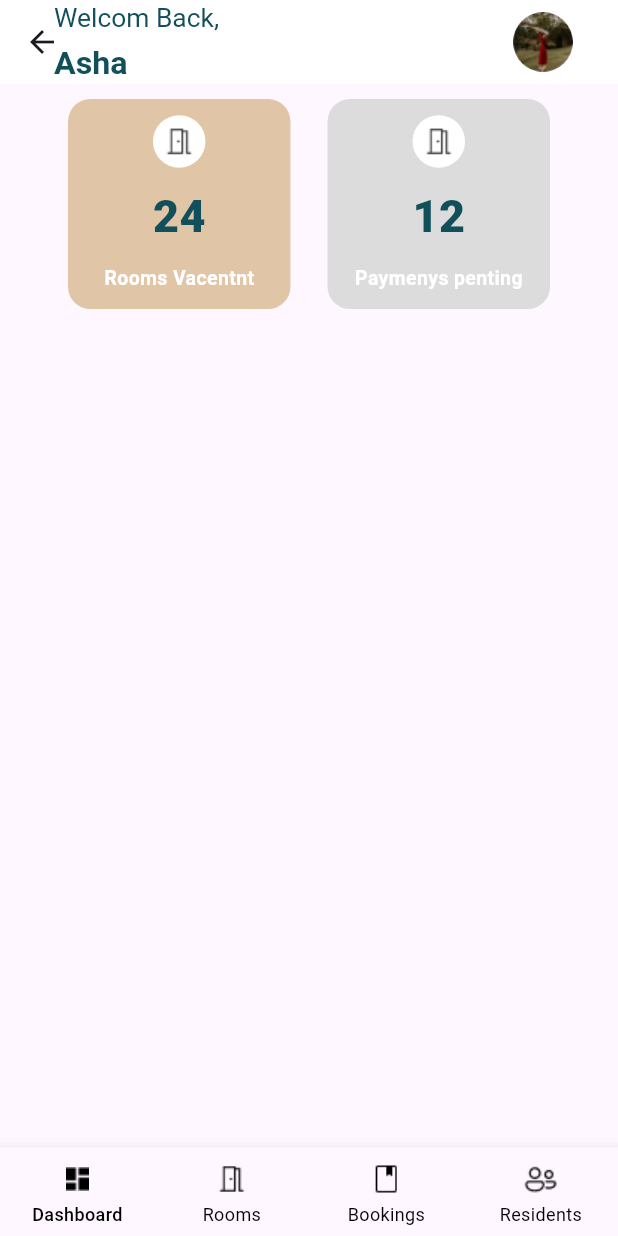
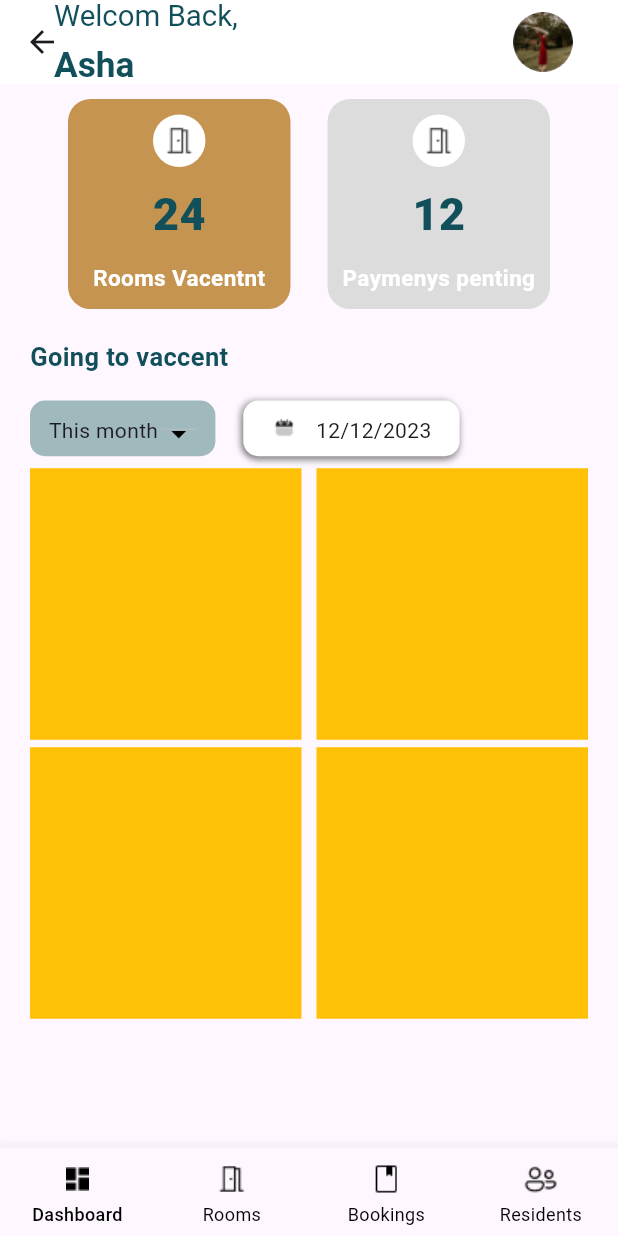
Before and after one commit to muhammed-aslam-pm/Hostel-Manager, a Flutter app: the OwnerHomeScreen screen opened directly, on a phone screen of 412 x 824 dp. Run offline on Flutter 3.47's test engine with Material 3 defaults, Android fonts, the phone set to English and light mode, and no system bars; our stand-ins replace smooth_page_indicator; missing offline and left inert: dart:ffi.

Commit message:
going to vaccent section started

```diff
--- a/lib/utils/color_constants.dart
+++ b/lib/utils/color_constants.dart
@@ -5,5 +5,6 @@ class ColorConstants {
   static Color primaryBlackColor = Colors.black;
   static Color primaryColor = Color(0xff114F5A);
   static Color SecondaryColor1 = Color(0xffDCDCDC);
-  static Color SecondaryColor2 = Color(0x80C49450);
+  static Color SecondaryColor2 = Color(0xffC49450);
+  static Color SecondaryColor3 = Color(0xffA0B9BD);
 }
--- a/lib/utils/image_constants.dart
+++ b/lib/utils/image_constants.dart
@@ -17,4 +17,5 @@ class ImageConstants {
   static String ownerResidentsIconeDisabled =
       "assets/images/residents icon.png";
   static String ownerHomeProfilePhoto = "assets/images/profile image1.png";
+  static String calenderIcon = "assets/images/calender Icon.png";
 }
--- a/lib/utils/text_style_constatnts.dart
+++ b/lib/utils/text_style_constatnts.dart
@@ -21,22 +21,27 @@ class TextStyleConstants {
   //homescreen styles
 
   static TextStyle homeMainTitle1 = TextStyle(
-      fontSize: 17.6,
+      fontSize: 19.6,
       color: ColorConstants.primaryColor,
       fontWeight: FontWeight.w400);
 
   static TextStyle homeMainTitle2 = TextStyle(
-      fontSize: 21.5,
+      fontSize: 23.5,
       color: ColorConstants.primaryColor,
       fontWeight: FontWeight.w600);
 
   static TextStyle dashboardVacentRoom1 = TextStyle(
       fontSize: 30,
       color: ColorConstants.primaryColor,
-      fontWeight: FontWeight.w800);
+      fontWeight: FontWeight.w900);
 
   static TextStyle dashboardVacentRoom2 = TextStyle(
-      fontSize: 13,
+      fontSize: 15,
       color: ColorConstants.primaryWhiteColor,
       fontWeight: FontWeight.w600);
+
+  static TextStyle dashboardSubtitle1 = TextStyle(
+      fontSize: 17,
+      color: ColorConstants.primaryColor,
+      fontWeight: FontWeight.w700);
 }
--- a/lib/view/owner_home_screen/owner_home_screen.dart
+++ b/lib/view/owner_home_screen/owner_home_screen.dart
@@ -1,8 +1,12 @@
+import 'dart:ffi';
+
 import 'package:flutter/material.dart';
 import 'package:hostel_management_app/controller/owner_bottom_navbar_controller/owner_bottom_navbar_controller.dart';
 import 'package:hostel_management_app/utils/color_constants.dart';
 import 'package:hostel_management_app/utils/image_constants.dart';
 import 'package:hostel_management_app/utils/text_style_constatnts.dart';
+import 'package:hostel_management_app/view/owner_home_screen/widgets/date_card.dart';
+import 'package:hostel_management_app/view/owner_home_screen/widgets/date_sorting_button.dart';
 import 'package:hostel_management_app/view/owner_home_screen/widgets/rooms_vaccent_card.dart';
 import 'package:provider/provider.dart';
 
@@ -47,6 +51,7 @@ class OwnerHomeScreen extends StatelessWidget {
       ),
       body: SingleChildScrollView(
         child: Column(
+          crossAxisAlignment: CrossAxisAlignment.start,
           children: [
             SizedBox(
               height: 10,
@@ -68,6 +73,47 @@ class OwnerHomeScreen extends StatelessWidget {
                       bgColor: ColorConstants.SecondaryColor1,
                       image: ImageConstants.ownerRoomsIconeDisabled),
                 ],
+              ),
+            ),
+            SizedBox(
+              height: 20,
+            ),
+            Padding(
+              padding: const EdgeInsets.only(left: 20),
+              child: Text(
+                "Going to vaccent",
+                style: TextStyleConstants.dashboardSubtitle1,
+              ),
+            ),
+            Padding(
+              padding: const EdgeInsets.only(top: 17, left: 20),
+              child: Row(
+                children: [
+                  DateSortingButton(),
+                  SizedBox(
+                    width: 18.6,
+                  ),
+                  DateCard(date: "12/12/2023")
+                ],
+              ),
+            ),
+            SizedBox(
+              height: 8,
+            ),
+            Padding(
+              padding: const EdgeInsets.symmetric(horizontal: 20),
+              child: GridView.builder(
+                shrinkWrap: true,
+                itemCount: 4,
+                gridDelegate: SliverGridDelegateWithFixedCrossAxisCount(
+                    crossAxisCount: 2,
+                    mainAxisSpacing: 5,
+                    crossAxisSpacing: 10),
+                itemBuilder: (context, index) => Container(
+                  height: 770,
+                  width: 153,
+                  color: Colors.amber,
+                ),
               ),
             )
           ],
--- /dev/null
+++ b/lib/view/owner_home_screen/widgets/date_card.dart
@@ -0,0 +1,36 @@
+import 'package:flutter/material.dart';
+import 'package:hostel_management_app/utils/color_constants.dart';
+import 'package:hostel_management_app/utils/image_constants.dart';
+
+class DateCard extends StatelessWidget {
+  const DateCard({super.key, required this.date});
+  final String date;
+
+  @override
+  Widget build(BuildContext context) {
+    return Container(
+      height: MediaQuery.sizeOf(context).height * 4.5 / 100,
+      width: MediaQuery.sizeOf(context).width * 35 / 100,
+      padding: EdgeInsets.symmetric(horizontal: 12.5, vertical: 10),
+      decoration: BoxDecoration(
+          color: ColorConstants.primaryWhiteColor,
+          borderRadius: BorderRadius.circular(10),
+          boxShadow: [
+            BoxShadow(
+              color: ColorConstants.primaryBlackColor.withOpacity(0.3),
+              blurRadius: 3,
+              offset: Offset(0, 3), // Offset for the bottom shadow
+            ),
+            BoxShadow(
+              color: ColorConstants.primaryBlackColor.withOpacity(0.3),
+              blurRadius: 3,
+              offset: Offset(-2, 0), // Offset for the left shadow
+            ),
+          ]),
+      child: Row(
+        mainAxisAlignment: MainAxisAlignment.spaceAround,
+        children: [Image.asset(ImageConstants.calenderIcon), Text(date)],
+      ),
+    );
+  }
+}
--- /dev/null
+++ b/lib/view/owner_home_screen/widgets/date_sorting_button.dart
@@ -0,0 +1,30 @@
+import 'package:flutter/material.dart';
+import 'package:hostel_management_app/utils/color_constants.dart';
+
+class DateSortingButton extends StatelessWidget {
+  const DateSortingButton({super.key});
+
+  @override
+  Widget build(BuildContext context) {
+    return Container(
+      height: MediaQuery.sizeOf(context).height * 4.5 / 100,
+      width: MediaQuery.sizeOf(context).width * 30 / 100,
+      padding: EdgeInsets.symmetric(horizontal: 12.5, vertical: 10),
+      decoration: BoxDecoration(
+          color: ColorConstants.SecondaryColor3,
+          borderRadius: BorderRadius.circular(10)),
+      child: Row(
+        mainAxisAlignment: MainAxisAlignment.spaceBetween,
+        children: [
+          Text("This month"),
+          DropdownButton(
+            items: [],
+            onChanged: (value) {},
+            dropdownColor: ColorConstants.primaryBlackColor,
+            iconDisabledColor: ColorConstants.primaryBlackColor,
+          )
+        ],
+      ),
+    );
+  }
+}
```
Also changed, not shown: assets/images/calender Icon.png (added).
